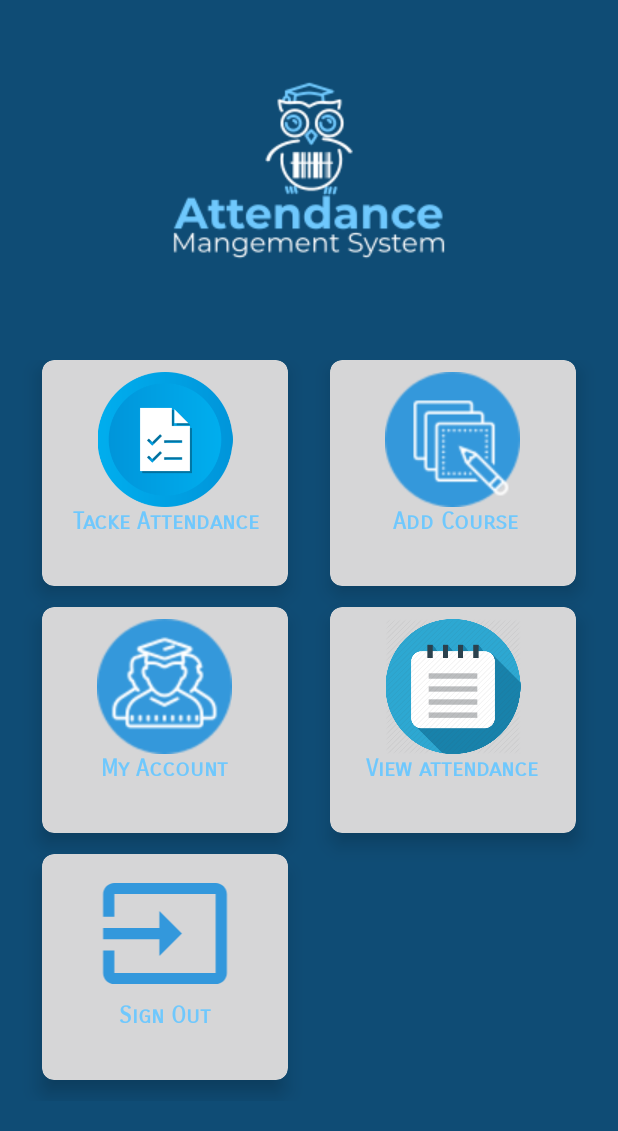
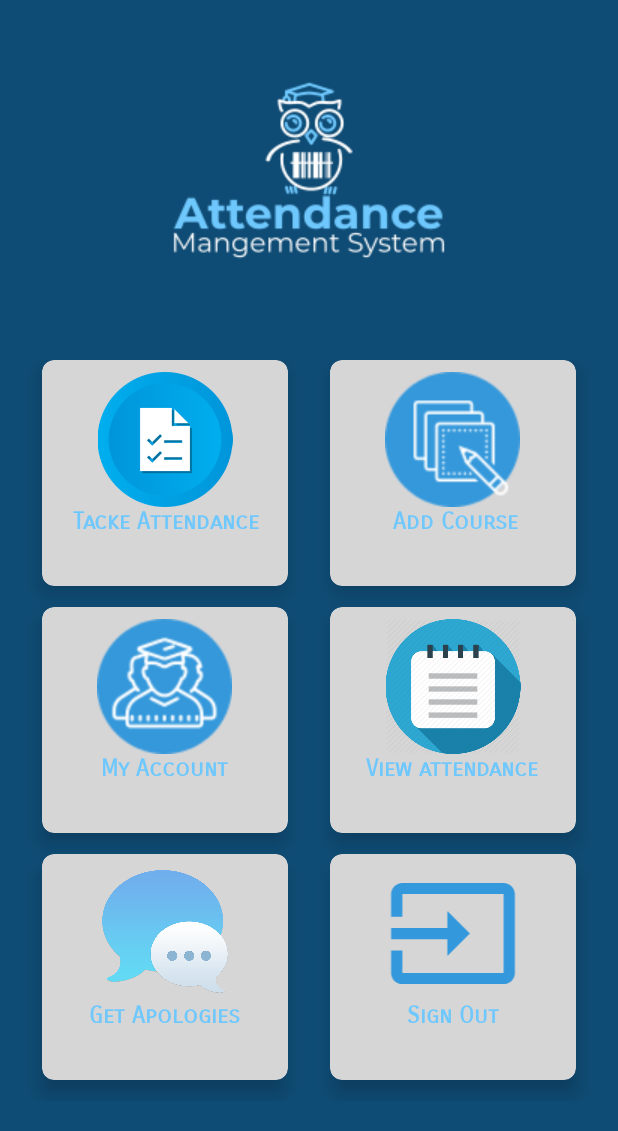
Before and after one commit to elmorshdi/attendanceSystem, an Android app: the HomeActivity screen opened directly, with no data from a screen before it, on a phone screen of 412 x 824 dp. Shown: the top 1131 px of the screen. Run offline under Robolectric (Android 15) with nearby library versions, the phone set to English and light mode, and no system bars; 2 statements that could not run were skipped.

Commit message:
doctor message

```diff
--- a/app/src/main/AndroidManifest.xml
+++ b/app/src/main/AndroidManifest.xml
@@ -14,7 +14,8 @@
         android:supportsRtl="true"
         android:theme="@style/AppTheme"
         tools:ignore="GoogleAppIndexingWarning">
-        <activity android:name=".SendApologizeActivity"></activity>
+        <activity android:name=".GetMessageActivity"></activity>
+        <activity android:name=".SendApologizeActivity" />
         <activity android:name=".GetStuAttendActivity" />
         <activity android:name=".GetDocAttendActivity" />
         <activity
--- a/app/src/main/java/com/attendance/system/HomeActivity.java
+++ b/app/src/main/java/com/attendance/system/HomeActivity.java
@@ -24,6 +24,7 @@ public class HomeActivity extends AppCompatActivity {
         setContentView(R.layout.activity_home);
         prf = getSharedPreferences("user_details", MODE_PRIVATE);
         Doctor doctor = getDoctor("doctor");
+        id = doctor.getId();
         Log.e("doctor", doctor.getName());
 
     }
@@ -71,4 +72,9 @@ public class HomeActivity extends AppCompatActivity {
         finish();
         super.onBackPressed();
     }
+
+    public void message(View view) {
+        Intent intent = new Intent(HomeActivity.this, GetMessageActivity.class);
+        startActivity(intent);
+    }
 }
--- a/app/src/main/java/com/attendance/system/MainActivity.java
+++ b/app/src/main/java/com/attendance/system/MainActivity.java
@@ -127,6 +127,7 @@ public class MainActivity extends AppCompatActivity {
                             public void onDataChange(@NonNull DataSnapshot dataSnapshot) {
                                 Doctor doctor = dataSnapshot.child("doctor").child(id).getValue(Doctor.class);
                                 assert doctor != null;
+                                //ToDo fix id not found
                                 firePass = doctor.getPassword();
                                 if (firePass.equals(passTxt)) {
                                     progressDialog.cancel();
--- a/app/src/main/java/com/attendance/system/SendApologizeActivity.java
+++ b/app/src/main/java/com/attendance/system/SendApologizeActivity.java
@@ -68,10 +68,10 @@ public class SendApologizeActivity extends AppCompatActivity {
 
                                 assert drId != null;
                                 Log.e("tess", drId);
-                                Message message = new Message(student.getId(), student.getName(), codeTxt, messageTxt);
-                                String key = mDatabase.child("massage").child(drId).push().getKey();
+                                String key = mDatabase.child("message").child(drId).push().getKey();
+                                Message message = new Message(student.getId(), key, student.getName(), codeTxt, messageTxt);
                                 assert key != null;
-                                mDatabase.child("massage").child(drId).child(key).setValue(message);
+                                mDatabase.child("message").child(drId).child(key).setValue(message);
 
                             }
 
--- a/app/src/main/res/layout/activity_home.xml
+++ b/app/src/main/res/layout/activity_home.xml
@@ -211,6 +211,49 @@
 
         <!--Row 3-->
 
+        <androidx.cardview.widget.CardView
+            android:layout_width="0dp"
+            android:layout_height="0dp"
+            android:layout_rowWeight="1"
+            android:layout_columnWeight="1"
+            android:layout_marginLeft="14dp"
+            android:layout_marginRight="14dp"
+            android:layout_marginBottom="14dp"
+            android:backgroundTint="@color/zxing_transparent"
+            android:onClick="message"
+            app:cardCornerRadius="8dp"
+            app:cardElevation="8dp">
+
+            <LinearLayout
+                android:layout_width="match_parent"
+                android:layout_height="match_parent"
+                android:layout_gravity="center_horizontal"
+                android:layout_margin="8dp"
+                android:orientation="vertical">
+
+                <ImageView
+                    android:id="@+id/Image6"
+                    android:layout_width="match_parent"
+                    android:layout_height="90dp"
+                    android:layout_gravity="center"
+                    android:src="@drawable/messagesico" />
+
+
+                <TextView
+                    android:id="@+id/tvid6"
+                    android:layout_width="wrap_content"
+                    android:layout_height="wrap_content"
+                    android:layout_gravity="center"
+                    android:fontFamily="sans-serif-smallcaps"
+                    android:text=" Get Apologies "
+                    android:textColor="@color/colorAccent"
+                    android:textSize="15dp"
+                    android:textStyle="bold" />
+
+
+            </LinearLayout>
+
+        </androidx.cardview.widget.CardView>
 
 
 
```
Also changed, not shown: app/src/main/java/com/attendance/system/GetMessageActivity.java (added, +73 -0 lines), app/src/main/java/com/attendance/system/Message.java (+10 -2 lines), app/src/main/java/com/attendance/system/MessageAdapter.java (added, +78 -0 lines), app/src/main/res/layout/activity_get_message.xml (added, +39 -0 lines), app/src/main/res/layout/message.xml (added, +85 -0 lines).
